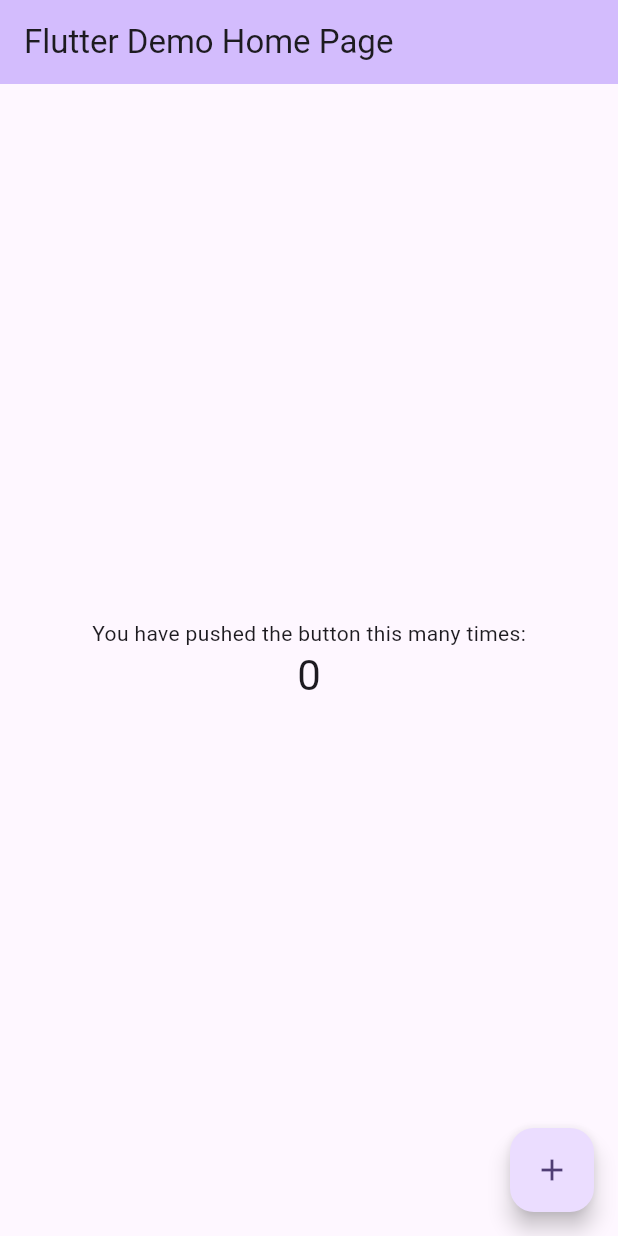
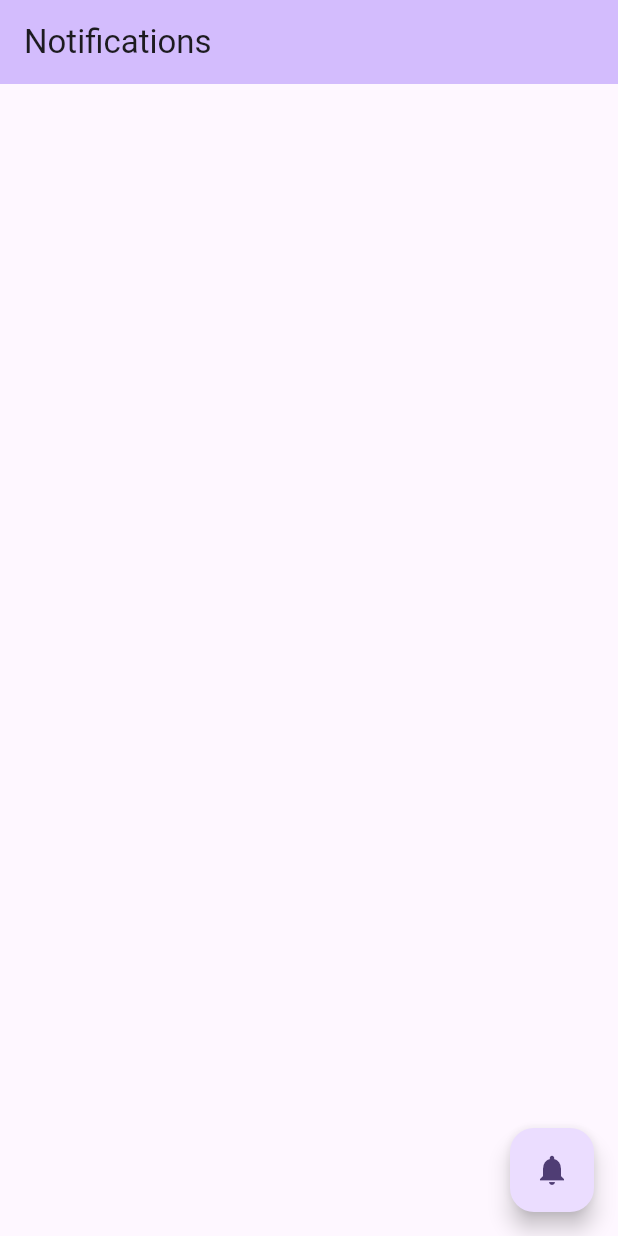
Before and after one commit to sekolah-beta/push_notifikasi, a Flutter app: the screen it shows after launch, on a phone screen of 412 x 824 dp. Run offline on Flutter 3.47's test engine with Material 3 defaults, Android fonts, the phone set to English and light mode, and no system bars; our stand-ins replace flutter_local_notifications, rxdart, sensors_plus.

Commit message:
chore: update local and firebase notifications

```diff
--- a/lib/core/constant.dart
+++ /dev/null
@@ -1 +0,0 @@
-const notificationIcon = '@mipmap/ic_launcher';
--- a/lib/main.dart
+++ b/lib/main.dart
@@ -1,14 +1,12 @@
 import 'package:flutter/material.dart';
 
-import 'core/local_notification.dart';
-
-LocalNotification localNotification = LocalNotification();
+// LocalNotification localNotification = LocalNotification();
 
 void main() async {
   WidgetsFlutterBinding.ensureInitialized();
 
   // Local Notification Configuration
-  await localNotification.init();
+  // await localNotification.init();
 
   // Firebase Configuration
   // await FirebaseApp.init();
@@ -19,46 +17,21 @@ void main() async {
 class MyApp extends StatelessWidget {
   const MyApp({super.key});
 
-  // This widget is the root of your application.
   @override
   Widget build(BuildContext context) {
     return MaterialApp(
       title: 'Flutter Demo',
       theme: ThemeData(
-        // This is the theme of your application.
-        //
-        // TRY THIS: Try running your application with "flutter run". You'll see
-        // the application has a purple toolbar. Then, without quitting the app,
-        // try changing the seedColor in the colorScheme below to Colors.green
-        // and then invoke "hot reload" (save your changes or press the "hot
-        // reload" button in a Flutter-supported IDE, or press "r" if you used
-        // the command line to start the app).
-        //
-        // Notice that the counter didn't reset back to zero; the application
-        // state is not lost during the reload. To reset the state, use hot
-        // restart instead.
-        //
-        // This works for code too, not just values: Most code changes can be
-        // tested with just a hot reload.
         colorScheme: ColorScheme.fromSeed(seedColor: Colors.deepPurple),
         useMaterial3: true,
       ),
-      home: const MyHomePage(title: 'Flutter Demo Home Page'),
+      home: const MyHomePage(title: 'Notifications'),
     );
   }
 }
 
 class MyHomePage extends StatefulWidget {
   const MyHomePage({super.key, required this.title});
-
-  // This widget is the home page of your application. It is stateful, meaning
-  // that it has a State object (defined below) that contains fields that affect
-  // how it looks.
-
-  // This class is the configuration for the state. It holds the values (in this
-  // case the title) provided by the parent (in this case the App widget) and
-  // used by the build method of the State. Fields in a Widget subclass are
-  // always marked "final".
 
   final String title;
 
@@ -67,71 +40,33 @@ class MyHomePage extends StatefulWidget {
 }
 
 class _MyHomePageState extends State<MyHomePage> {
-  int _counter = 0;
-
-  void _incrementCounter() {
-    setState(() {
-      // This call to setState tells the Flutter framework that something has
-      // changed in this State, which causes it to rerun the build method below
-      // so that the display can reflect the updated values. If we changed
-      // _counter without calling setState(), then the build method would not be
-      // called again, and so nothing would appear to happen.
-      _counter++;
-    });
+  @override
+  void initState() {
+    super.initState();
   }
 
   @override
   Widget build(BuildContext context) {
-    // This method is rerun every time setState is called, for instance as done
-    // by the _incrementCounter method above.
-    //
-    // The Flutter framework has been optimized to make rerunning build methods
-    // fast, so that you can just rebuild anything that needs updating rather
-    // than having to individually change instances of widgets.
     return Scaffold(
       appBar: AppBar(
-        // TRY THIS: Try changing the color here to a specific color (to
-        // Colors.amber, perhaps?) and trigger a hot reload to see the AppBar
-        // change color while the other colors stay the same.
         backgroundColor: Theme.of(context).colorScheme.inversePrimary,
-        // Here we take the value from the MyHomePage object that was created by
-        // the App.build method, and use it to set our appbar title.
         title: Text(widget.title),
       ),
-      body: Center(
-        // Center is a layout widget. It takes a single child and positions it
-        // in the middle of the parent.
+      body: const Center(
         child: Column(
-          // Column is also a layout widget. It takes a list of children and
-          // arranges them vertically. By default, it sizes itself to fit its
-          // children horizontally, and tries to be as tall as its parent.
-          //
-          // Column has various properties to control how it sizes itself and
-          // how it positions its children. Here we use mainAxisAlignment to
-          // center the children vertically; the main axis here is the vertical
-          // axis because Columns are vertical (the cross axis would be
-          // horizontal).
-          //
-          // TRY THIS: Invoke "debug painting" (choose the "Toggle Debug Paint"
-          // action in the IDE, or press "p" in the console), to see the
-          // wireframe for each widget.
           mainAxisAlignment: MainAxisAlignment.center,
           children: <Widget>[
-            const Text(
-              'You have pushed the button this many times:',
-            ),
-            Text(
-              '$_counter',
-              style: Theme.of(context).textTheme.headlineMedium,
-            ),
+            // SensorScreen(),
           ],
         ),
       ),
       floatingActionButton: FloatingActionButton(
-        onPressed: _incrementCounter,
+        onPressed: () {
+          // localNotification.show(Random().nextInt(10000), 'Hello world', 'Lorem ipsum dolor sit amet');
+        },
         tooltip: 'Increment',
-        child: const Icon(Icons.add),
-      ), // This trailing comma makes auto-formatting nicer for build methods.
+        child: const Icon(Icons.notifications),
+      ),
     );
   }
 }
```
Also changed, not shown: lib/local_notification.dart (renamed from lib/core/local_notification.dart, +24 -7 lines), lib/sensor.dart (added, +47 -0 lines), pubspec.yaml (+3 -71 lines), lib/firebase.dart (renamed from lib/core/firebase.dart), pubspec.lock.
